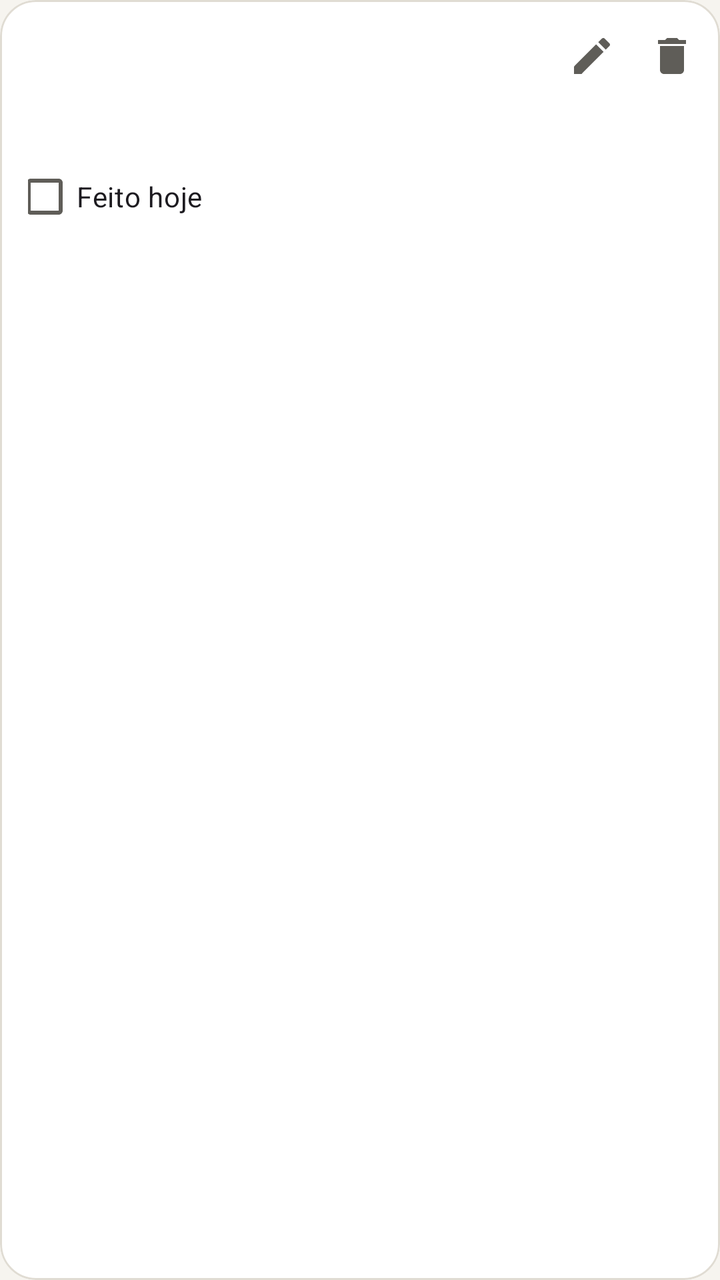
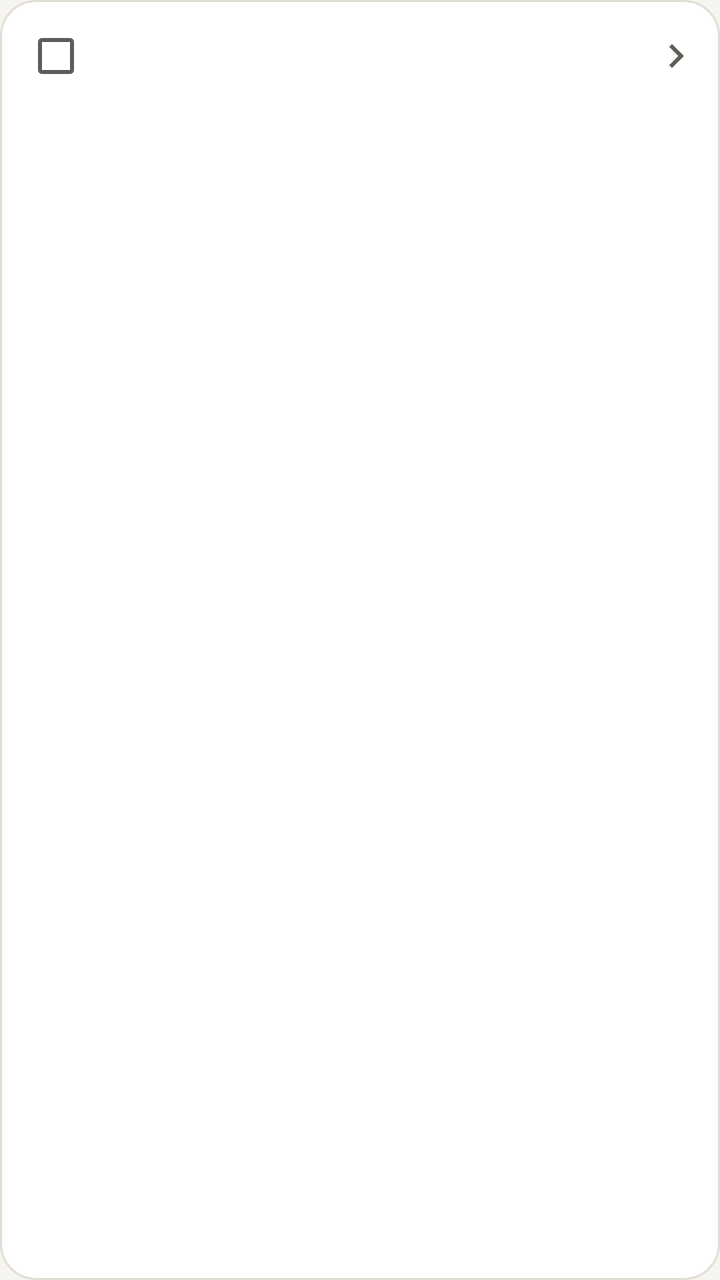

Compare the two renders of this Android layout. The source of the first and the diff that turns it into the second are given below.
<!-- AndroidManifest.xml: application theme Theme.Alfred -->
<!-- res/layout/item_meal.xml -->
<?xml version="1.0" encoding="utf-8"?>
<com.google.android.material.card.MaterialCardView xmlns:android="http://schemas.android.com/apk/res/android"
    xmlns:app="http://schemas.android.com/apk/res-auto"
    style="?attr/materialCardViewFilledStyle"
    android:layout_width="match_parent"
    android:layout_height="wrap_content"
    android:layout_marginVertical="5dp">

    <LinearLayout
        android:layout_width="match_parent"
        android:layout_height="wrap_content"
        android:orientation="vertical"
        android:paddingStart="14dp"
        android:paddingTop="6dp"
        android:paddingEnd="4dp"
        android:paddingBottom="2dp">

        <LinearLayout
            android:layout_width="match_parent"
            android:layout_height="wrap_content"
            android:gravity="center_vertical"
            android:orientation="horizontal">

            <TextView
                android:id="@+id/time"
                android:layout_width="wrap_content"
                android:layout_height="wrap_content"
                android:layout_marginEnd="10dp"
                android:fontFamily="sans-serif-medium"
                android:textColor="@color/highlight"
                android:textSize="16sp" />

            <TextView
                android:id="@+id/name"
                android:layout_width="0dp"
                android:layout_height="wrap_content"
                android:layout_weight="1"
                android:textAppearance="@style/TextAppearance.Alfred.Title" />

            <ImageButton
                android:id="@+id/button_edit"
                android:layout_width="40dp"
                android:layout_height="@dimen/touch_target"
                android:background="?attr/selectableItemBackgroundBorderless"
                android:contentDescription="@string/edit"
                android:src="@drawable/ic_edit"
                app:tint="@color/text_secondary" />

            <ImageButton
                android:id="@+id/button_delete"
                android:layout_width="40dp"
                android:layout_height="@dimen/touch_target"
                android:background="?attr/selectableItemBackgroundBorderless"
                android:contentDescription="@string/delete"
                android:src="@drawable/ic_delete"
                app:tint="@color/text_secondary" />
        </LinearLayout>

        
        <LinearLayout
            android:id="@+id/items_container"
            android:layout_width="match_parent"
            android:layout_height="wrap_content"
            android:layout_marginEnd="10dp"
            android:orientation="vertical" />

        
        <TextView
            android:id="@+id/notes"
            android:layout_width="match_parent"
            android:layout_height="wrap_content"
            android:layout_marginTop="8dp"
            android:layout_marginEnd="10dp"
            android:textAppearance="@style/TextAppearance.Alfred.Caption"
            android:textColor="@color/highlight"
            android:textStyle="italic" />

        <com.google.android.material.checkbox.MaterialCheckBox
            android:id="@+id/check_done"
            android:layout_width="wrap_content"
            android:layout_height="wrap_content"
            android:layout_marginStart="-8dp"
            android:text="@string/done_today" />
    </LinearLayout>
</com.google.android.material.card.MaterialCardView>
<!-- resources referenced by this layout -->
<resources>
  <color name="highlight">#FF8C6600</color>
  <color name="text_secondary">#FF5F5D58</color>
  <dimen name="touch_target">44dp</dimen>
  <string name="delete">Excluir</string>
  <string name="done_today">Feito hoje</string>
  <string name="edit">Editar</string>
  <style name="TextAppearance.Alfred.Caption" parent="TextAppearance.Material3.BodySmall">
          <item name="android:textColor">@color/text_secondary</item>
          <item name="android:textSize">12sp</item>
      </style>
  <style name="TextAppearance.Alfred.Title" parent="TextAppearance.Material3.TitleMedium">
          <item name="android:fontFamily">sans-serif-medium</item>
          <item name="android:textColor">@color/text_primary</item>
          <item name="android:textSize">16sp</item>
      </style>
  <color name="text_primary">#FF1C1B19</color>
  <color name="on_highlight">#FFFFFFFF</color>
  <color name="gold_container">#FFF8EFD4</color>
  <color name="info">#FF1F6FB8</color>
  <color name="on_accent">#FFFFFFFF</color>
  <color name="study">@color/highlight</color>
  <color name="error">#FFC62F35</color>
  <color name="black">#FFF6F4EF</color>
  <color name="graphite">#FFFBFAF7</color>
  <color name="graphite_light">#FFFFFFFF</color>
  <color name="graphite_lighter">#FFE9E6DF</color>
  <color name="outline">#FFE0DCD3</color>
  <style name="Widget.Alfred.Button.Text" parent="Widget.Material3.Button.TextButton">
          <item name="android:textColor">@color/highlight</item>
          <item name="iconTint">@color/highlight</item>
          <item name="android:letterSpacing">0</item>
          <item name="android:textAllCaps">false</item>
      </style>
  <style name="Widget.Alfred.FAB" parent="Widget.Material3.FloatingActionButton.Primary">
          <item name="backgroundTint">@color/highlight</item>
          <item name="tint">@color/on_highlight</item>
          <item name="shapeAppearanceOverlay">@style/ShapeAppearance.Alfred.Circle</item>
      </style>
  <style name="ThemeOverlay.Alfred.Dialog" parent="ThemeOverlay.Material3.MaterialAlertDialog">
          <item name="colorSurface">@color/graphite_light</item>
          <item name="colorSurfaceContainerHigh">@color/graphite_light</item>
          <item name="elevationOverlayEnabled">false</item>
      </style>
  <style name="ThemeOverlay.Alfred.BottomSheet" parent="ThemeOverlay.Material3.BottomSheetDialog">
          <item name="colorSurface">@color/graphite</item>
          <item name="colorSurfaceContainerLow">@color/graphite</item>
          <item name="elevationOverlayEnabled">false</item>
      </style>
  <dimen name="radius_card">18dp</dimen>
  <dimen name="radius_control">12dp</dimen>
  <style name="ShapeAppearance.Alfred.Circle" parent="">
          <item name="cornerFamily">rounded</item>
          <item name="cornerSize">50%</item>
      </style>
  <!-- unchanged entries left out for length: 8 -->
</resources>

<!-- the commit's change to res/layout/item_meal.xml (unified diff, before → after) -->
@@ -9,77 +9,157 @@
     <LinearLayout
         android:layout_width="match_parent"
         android:layout_height="wrap_content"
-        android:orientation="vertical"
-        android:paddingStart="14dp"
-        android:paddingTop="6dp"
-        android:paddingEnd="4dp"
-        android:paddingBottom="2dp">
+        android:orientation="vertical">
 
+        
         <LinearLayout
+            android:id="@+id/header"
             android:layout_width="match_parent"
             android:layout_height="wrap_content"
+            android:background="?attr/selectableItemBackground"
             android:gravity="center_vertical"
-            android:orientation="horizontal">
+            android:minHeight="@dimen/touch_target"
+            android:orientation="horizontal"
+            android:paddingVertical="4dp"
+            android:paddingStart="4dp"
+            android:paddingEnd="10dp">
 
-            <TextView
-                android:id="@+id/time"
+            <com.google.android.material.checkbox.MaterialCheckBox
+                android:id="@+id/check_done"
                 android:layout_width="wrap_content"
-                android:layout_height="wrap_content"
-                android:layout_marginEnd="10dp"
-                android:fontFamily="sans-serif-medium"
-                android:textColor="@color/highlight"
-                android:textSize="16sp" />
+                android:layout_height="wrap_content" />
 
-            <TextView
-                android:id="@+id/name"
+            <LinearLayout
                 android:layout_width="0dp"
                 android:layout_height="wrap_content"
                 android:layout_weight="1"
-                android:textAppearance="@style/TextAppearance.Alfred.Title" />
+                android:orientation="vertical">
 
-            <ImageButton
-                android:id="@+id/button_edit"
-                android:layout_width="40dp"
-                android:layout_height="@dimen/touch_target"
-                android:background="?attr/selectableItemBackgroundBorderless"
-                android:contentDescription="@string/edit"
-                android:src="@drawable/ic_edit"
-                app:tint="@color/text_secondary" />
+                <LinearLayout
+                    android:layout_width="match_parent"
+                    android:layout_height="wrap_content"
+                    android:gravity="center_vertical"
+                    android:orientation="horizontal">
 
-            <ImageButton
-                android:id="@+id/button_delete"
-                android:layout_width="40dp"
-                android:layout_height="@dimen/touch_target"
-                android:background="?attr/selectableItemBackgroundBorderless"
-                android:contentDescription="@string/delete"
-                android:src="@drawable/ic_delete"
+                    <TextView
+                        android:id="@+id/time"
+                        android:layout_width="wrap_content"
+                        android:layout_height="wrap_content"
+                        android:layout_marginEnd="10dp"
+                        android:fontFamily="sans-serif-medium"
+                        android:textColor="@color/highlight"
+                        android:textSize="16sp" />
+
+                    <TextView
+                        android:id="@+id/name"
+                        android:layout_width="0dp"
+                        android:layout_height="wrap_content"
+                        android:layout_weight="1"
+                        android:textAppearance="@style/TextAppearance.Alfred.Title" />
+                </LinearLayout>
+
+                
+                <TextView
+                    android:id="@+id/eaten_summary"
+                    android:layout_width="match_parent"
+                    android:layout_height="wrap_content"
+                    android:ellipsize="end"
+                    android:maxLines="1"
+                    android:textAppearance="@style/TextAppearance.Alfred.Caption"
+                    android:visibility="gone" />
+            </LinearLayout>
+
+            <ImageView
+                android:id="@+id/chevron"
+                android:layout_width="24dp"
+                android:layout_height="24dp"
+                android:importantForAccessibility="no"
+                android:src="@drawable/ic_chevron_right"
                 app:tint="@color/text_secondary" />
         </LinearLayout>
 
         
         <LinearLayout
-            android:id="@+id/items_container"
+            android:id="@+id/body"
             android:layout_width="match_parent"
             android:layout_height="wrap_content"
-            android:layout_marginEnd="10dp"
-            android:orientation="vertical" />
+            android:orientation="vertical"
+            android:paddingStart="14dp"
+            android:paddingEnd="10dp"
+            android:paddingBottom="6dp"
+            android:visibility="gone">
 
-        
-        <TextView
-            android:id="@+id/notes"
-            android:layout_width="match_parent"
-            android:layout_height="wrap_content"
-            android:layout_marginTop="8dp"
-            android:layout_marginEnd="10dp"
-            android:textAppearance="@style/TextAppearance.Alfred.Caption"
-            android:textColor="@color/highlight"
-            android:textStyle="italic" />
+            
+            <LinearLayout
+                android:id="@+id/items_container"
+                android:layout_width="match_parent"
+                android:layout_height="wrap_content"
+                android:orientation="vertical" />
 
-        <com.google.android.material.checkbox.MaterialCheckBox
-            android:id="@+id/check_done"
-            android:layout_width="wrap_content"
-            android:layout_height="wrap_content"
-            android:layout_marginStart="-8dp"
-            android:text="@string/done_today" />
+            
+            <TextView
+                android:id="@+id/notes"
+                android:layout_width="match_parent"
+                android:layout_height="wrap_content"
+                android:layout_marginTop="8dp"
+                android:textAppearance="@style/TextAppearance.Alfred.Caption"
+                android:textColor="@color/highlight"
+                android:textStyle="italic" />
+
+            
+            <TextView
+                android:id="@+id/eaten_label"
+                android:layout_width="wrap_content"
+                android:layout_height="wrap_content"
+                android:layout_marginTop="12dp"
+                android:text="@string/meal_eaten_title"
+                android:textAppearance="@style/TextAppearance.Alfred.Label" />
+
+            <TextView
+                android:id="@+id/eaten_text"
+                android:layout_width="match_parent"
+                android:layout_height="wrap_content"
+                android:layout_marginTop="2dp"
+                android:textAppearance="@style/TextAppearance.Alfred.Body" />
+
+            <LinearLayout
+                android:layout_width="match_parent"
+                android:layout_height="wrap_content"
+                android:gravity="center_vertical"
+                android:orientation="horizontal">
+
+                <com.google.android.material.button.MaterialButton
+                    android:id="@+id/button_eaten"
+                    style="?attr/borderlessButtonStyle"
+                    android:layout_width="wrap_content"
+                    android:layout_height="wrap_content"
+                    android:layout_marginStart="-12dp"
+                    android:text="@string/meal_eaten_add"
+                    app:icon="@drawable/ic_edit" />
+
+                <View
+                    android:layout_width="0dp"
+                    android:layout_height="1dp"
+                    android:layout_weight="1" />
+
+                <ImageButton
+                    android:id="@+id/button_edit"
+                    android:layout_width="40dp"
+                    android:layout_height="@dimen/touch_target"
+                    android:background="?attr/selectableItemBackgroundBorderless"
+                    android:contentDescription="@string/meal_edit_plan"
+                    android:src="@drawable/ic_edit"
+                    app:tint="@color/text_secondary" />
+
+                <ImageButton
+                    android:id="@+id/button_delete"
+                    android:layout_width="40dp"
+                    android:layout_height="@dimen/touch_target"
+                    android:background="?attr/selectableItemBackgroundBorderless"
+                    android:contentDescription="@string/delete"
+                    android:src="@drawable/ic_delete"
+                    app:tint="@color/text_secondary" />
+            </LinearLayout>
+        </LinearLayout>
     </LinearLayout>
 </com.google.android.material.card.MaterialCardView>
<!-- resource entries referenced after the edit -->
@@ -3,12 +3,31 @@
   <color name="highlight">#FF8C6600</color>
   <color name="text_secondary">#FF5F5D58</color>
   <dimen name="touch_target">44dp</dimen>
+  <!-- drawable ic_chevron_right (drawable) -->
+  <?xml version="1.0" encoding="utf-8"?>
+  <vector xmlns:android="http://schemas.android.com/apk/res/android"
+      android:width="24dp" android:height="24dp"
+      android:viewportWidth="24" android:viewportHeight="24"
+      android:tint="?attr/colorControlNormal">
+      <path android:fillColor="@android:color/white" android:pathData="M10,6L8.59,7.41 13.17,12l-4.58,4.59L10,18l6,-6z" />
+  </vector>
   <string name="delete">Excluir</string>
-  <string name="done_today">Feito hoje</string>
-  <string name="edit">Editar</string>
+  <string name="meal_eaten_add">Registrar o que comi</string>
+  <string name="meal_eaten_title">O que comi de verdade</string>
+  <string name="meal_edit_plan">Editar refeição do plano</string>
+  <style name="TextAppearance.Alfred.Body" parent="TextAppearance.Material3.BodyMedium">
+          <item name="android:textColor">@color/text_primary</item>
+          <item name="android:textSize">14sp</item>
+      </style>
   <style name="TextAppearance.Alfred.Caption" parent="TextAppearance.Material3.BodySmall">
           <item name="android:textColor">@color/text_secondary</item>
           <item name="android:textSize">12sp</item>
+      </style>
+  <style name="TextAppearance.Alfred.Label" parent="TextAppearance.Material3.LabelSmall">
+          <item name="android:fontFamily">sans-serif-medium</item>
+          <item name="android:textColor">@color/text_secondary</item>
+          <item name="android:textSize">11sp</item>
+          <item name="android:letterSpacing">0.06</item>
       </style>
   <style name="TextAppearance.Alfred.Title" parent="TextAppearance.Material3.TitleMedium">
           <item name="android:fontFamily">sans-serif-medium</item>
